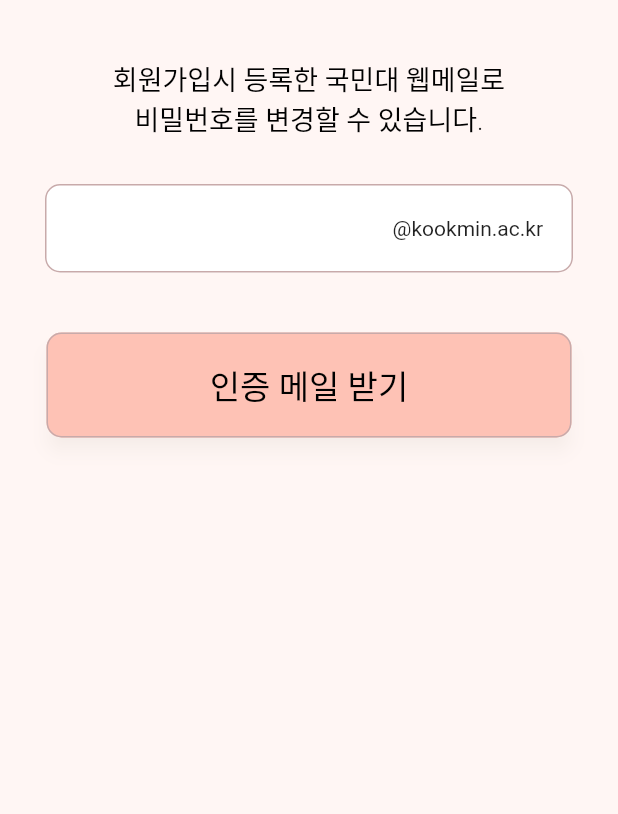
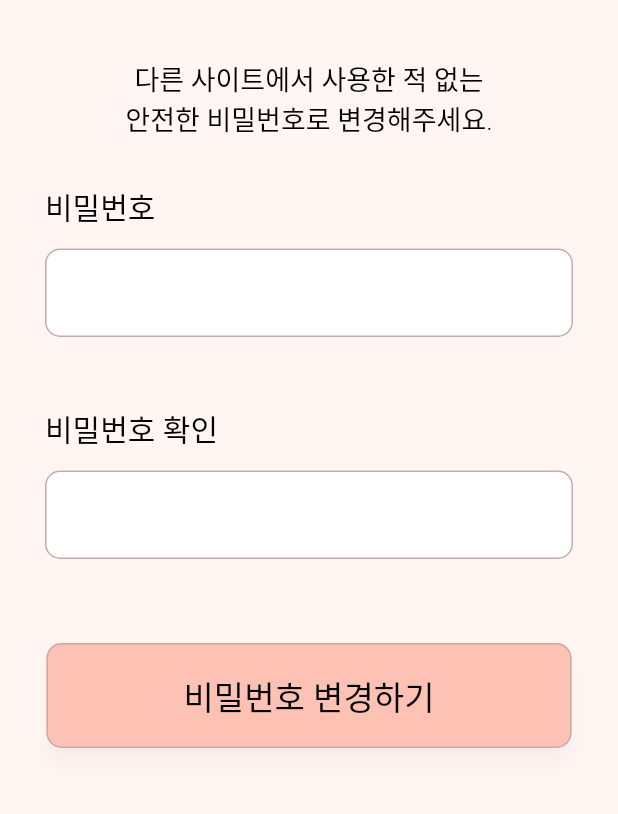
Before and after one commit to TEAM-LINRING/LINRING-FRONT, a Flutter app: the ForgotPasswordScreen screen opened by its route, after a tap on "인증 메일 받기", on a phone screen of 412 x 824 dp, the part 71-885 px from its top. Run offline on Flutter 3.47's test engine with Material 2 defaults, Android fonts, the phone set to English and light mode, and no system bars; our stand-ins replace carousel_slider, flutter_dotenv; Roboto replaces fonts that are missing (Pretendard).

Commit message:
Feat: 비밀번호 찾기 - 비밀번호 변경 UI 구현

```diff
--- a/lib/main.dart
+++ b/lib/main.dart
@@ -1,6 +1,7 @@
 import 'package:flutter/material.dart';
 import 'package:flutter_dotenv/flutter_dotenv.dart';
 import 'package:linring_front_flutter/screens/accout_active_screen.dart';
+import 'package:linring_front_flutter/screens/change_password_screen.dart';
 import 'package:linring_front_flutter/screens/chat_room_screen.dart';
 import 'package:linring_front_flutter/screens/entry_screen.dart';
 import 'package:linring_front_flutter/screens/forgot_password_screen.dart';
@@ -34,6 +35,7 @@ class MyApp extends StatelessWidget {
         '/add': (context) => const TagAddScreen(),
         '/chat': (context) => const ChatRoomScreen(),
         '/forgotPassword': (context) => const ForgotPasswordScreen(),
+        '/changePassword': (context) => const ChangePasswordScreen(),
       },
       onGenerateRoute: (RouteSettings settings) {
         if (settings.name == '/accoutactive') {
--- /dev/null
+++ b/lib/screens/change_password_screen.dart
@@ -0,0 +1,105 @@
+import 'package:flutter/material.dart';
+import 'package:linring_front_flutter/widgets/custom_appbar.dart';
+import 'package:linring_front_flutter/widgets/custom_outlined_button.dart';
+import 'package:linring_front_flutter/widgets/custom_textfield.dart';
+
+class ChangePasswordScreen extends StatefulWidget {
+  const ChangePasswordScreen({super.key});
+
+  @override
+  State<ChangePasswordScreen> createState() => _ChangePasswordScreenState();
+}
+
+class _ChangePasswordScreenState extends State<ChangePasswordScreen> {
+  final passwordController = TextEditingController();
+  final passwordConfirmController = TextEditingController();
+  bool isPasswordValid = true;
+  bool isPasswordConfirmValid = true;
+  @override
+  Widget build(BuildContext context) {
+    return Scaffold(
+      backgroundColor: const Color(0xFFFFF6F4),
+      appBar: const CustomAppBar(
+        title: '비밀번호 찾기',
+      ),
+      body: Column(
+        mainAxisAlignment: MainAxisAlignment.start,
+        children: [
+          const SizedBox(
+            height: 30,
+          ),
+          const Text(
+            '다른 사이트에서 사용한 적 없는\n안전한 비밀번호로 변경해주세요.',
+            textAlign: TextAlign.center,
+            style: TextStyle(
+              color: Colors.black,
+              fontSize: 18,
+              fontFamily: 'Pretendard',
+              fontWeight: FontWeight.w300,
+              height: 0,
+            ),
+          ),
+          const SizedBox(height: 30),
+
+          const Padding(
+              padding: EdgeInsets.only(left: 30.0, bottom: 8),
+              child: Align(
+                  alignment: Alignment.centerLeft,
+                  child: Text(
+                    '비밀번호',
+                    style: TextStyle(
+                      color: Colors.black,
+                      fontSize: 20,
+                      fontWeight: FontWeight.w400,
+                      height: 0,
+                    ),
+                  ))),
+          CustomTextField(
+            controller: passwordController,
+            onChanged: (value) {
+              final regex = RegExp(r'^(?=.*[a-zA-Z])(?=.*\d)[a-zA-Z\d]{8,}$');
+              setState(() {
+                isPasswordValid = regex.hasMatch(value);
+              });
+            },
+            obscureText: true,
+            errorText:
+                isPasswordValid ? null : '비밀번호는 영문자와 숫자를 조합해 8자리 이상이어야 합니다.',
+          ),
+
+          const SizedBox(height: 30),
+
+          //비밀번호 확인
+          const Padding(
+              padding: EdgeInsets.only(left: 30.0, bottom: 8),
+              child: Align(
+                  alignment: Alignment.centerLeft,
+                  child: Text(
+                    '비밀번호 확인',
+                    style: TextStyle(
+                      color: Colors.black,
+                      fontSize: 20,
+                      fontWeight: FontWeight.w400,
+                      height: 0,
+                    ),
+                  ))),
+          CustomTextField(
+            obscureText: true,
+            onChanged: (value) {
+              setState(() {
+                isPasswordConfirmValid = passwordController.text == value;
+              });
+            },
+            errorText: isPasswordConfirmValid ? null : '비밀번호가 일치하지 않습니다.',
+          ),
+
+          const SizedBox(height: 40),
+          CustomOutlinedButton(
+              label: '비밀번호 변경하기',
+              onPressed: () {},
+              backgroundColor: const Color(0xFFFEC2B5)),
+        ],
+      ),
+    );
+  }
+}
--- a/lib/screens/forgot_password_screen.dart
+++ b/lib/screens/forgot_password_screen.dart
@@ -68,7 +68,9 @@ class _ForgotPasswordScreenState extends State<ForgotPasswordScreen> {
             const SizedBox(height: 40),
             CustomOutlinedButton(
                 label: '인증 메일 받기',
-                onPressed: () {},
+                onPressed: () {
+                  Navigator.pushNamed(context, '/changePassword');
+                },
                 backgroundColor: const Color(0xFFFEC2B5)),
           ],
         ),
--- a/lib/widgets/custom_textfield.dart
+++ b/lib/widgets/custom_textfield.dart
@@ -26,7 +26,7 @@ class CustomTextField extends StatelessWidget {
   @override
   Widget build(BuildContext context) {
     return Padding(
-        padding: const EdgeInsets.fromLTRB(30, 5, 30, 5),
+        padding: const EdgeInsets.fromLTRB(30, 5, 30, 0),
         child: Stack(
           alignment: Alignment.centerRight,
           children: [
```
